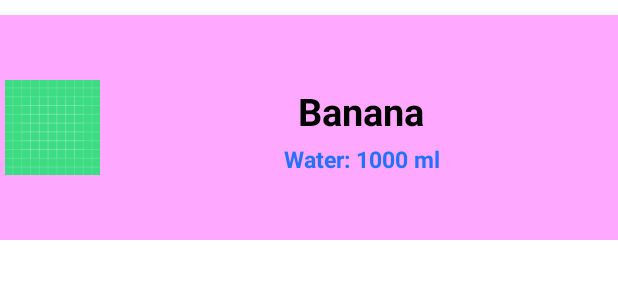
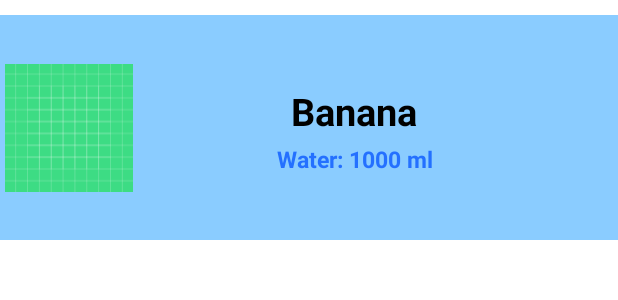
Before and after one commit to ahxagent007/Auto-Tree-Watering-System, an Android app: the layout single_tree.xml on its own in the app's theme, with its tools: preview values and no code run, on a phone screen of 412 x 824 dp. Shown: the top 300 px of the screen. Run offline under Robolectric (Android 15) with nearby library versions, the phone set to English and light mode, and no system bars; network calls fail.

Commit message:
Version 1.1

```diff
--- /dev/null
+++ b/app/src/main/res/drawable/ic_baseline_delete_forever_24.xml
@@ -0,0 +1,5 @@
+<vector android:height="24dp" android:tint="#FF0000"
+    android:viewportHeight="24" android:viewportWidth="24"
+    android:width="24dp" xmlns:android="http://schemas.android.com/apk/res/android">
+    <path android:fillColor="@android:color/white" android:pathData="M6,19c0,1.1 0.9,2 2,2h8c1.1,0 2,-0.9 2,-2L18,7L6,7v12zM8.46,11.88l1.41,-1.41L12,12.59l2.12,-2.12 1.41,1.41L13.41,14l2.12,2.12 -1.41,1.41L12,15.41l-2.12,2.12 -1.41,-1.41L10.59,14l-2.13,-2.12zM15.5,4l-1,-1h-5l-1,1L5,4v2h14L19,4z"/>
+</vector>
--- a/app/src/main/res/layout/single_tree.xml
+++ b/app/src/main/res/layout/single_tree.xml
@@ -2,7 +2,7 @@
 <LinearLayout xmlns:android="http://schemas.android.com/apk/res/android"
     android:layout_width="match_parent"
     android:layout_height="wrap_content"
-    android:background="#ffa8ff"
+    android:background="#8accff"
     android:layout_marginTop="10dp"
     android:layout_marginBottom="10dp">
 
@@ -14,16 +14,16 @@
         <ImageView
             android:layout_gravity="center"
             android:id="@+id/IV_img"
-            android:layout_width="100dp"
+            android:layout_width="0dp"
             android:layout_height="150dp"
             android:layout_weight="3"
             android:src="@drawable/ic_launcher_background"
             android:padding="3dp"/>
 
         <LinearLayout
-            android:layout_width="match_parent"
+            android:layout_width="wrap_content"
             android:layout_height="match_parent"
-            android:layout_weight="7"
+            android:layout_weight="6"
             android:orientation="vertical"
             android:gravity="center">
 
@@ -50,6 +50,17 @@
 
         </LinearLayout>
 
+        <ImageButton
+            android:id="@+id/IB_delete"
+            android:padding="10dp"
+            android:layout_width="wrap_content"
+            android:layout_height="wrap_content"
+            android:layout_gravity="center"
+            android:src="@drawable/ic_baseline_delete_forever_24"
+            android:visibility="gone"
+            />
+
+
     </LinearLayout>
 
 
```
Also changed, not shown: app/src/main/java/com/alphacuetech/xian/autotree/Activities/TreeActivity.java (+21 -5 lines), app/src/main/res/layout/single_weather.xml (+6 -6 lines).
